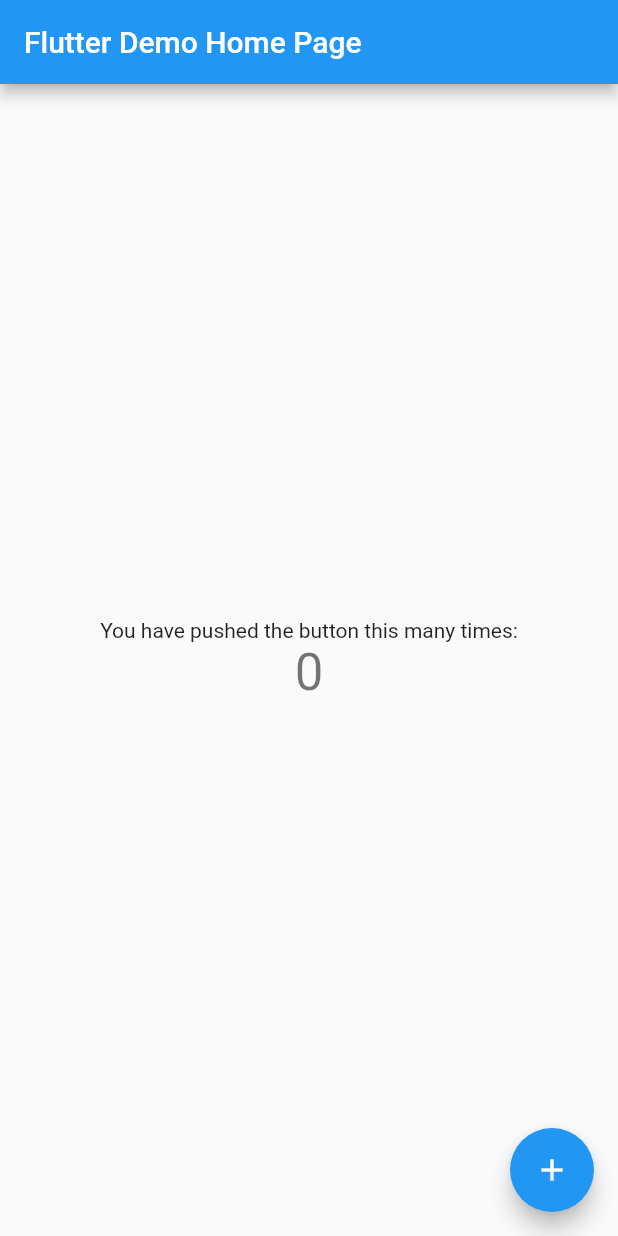
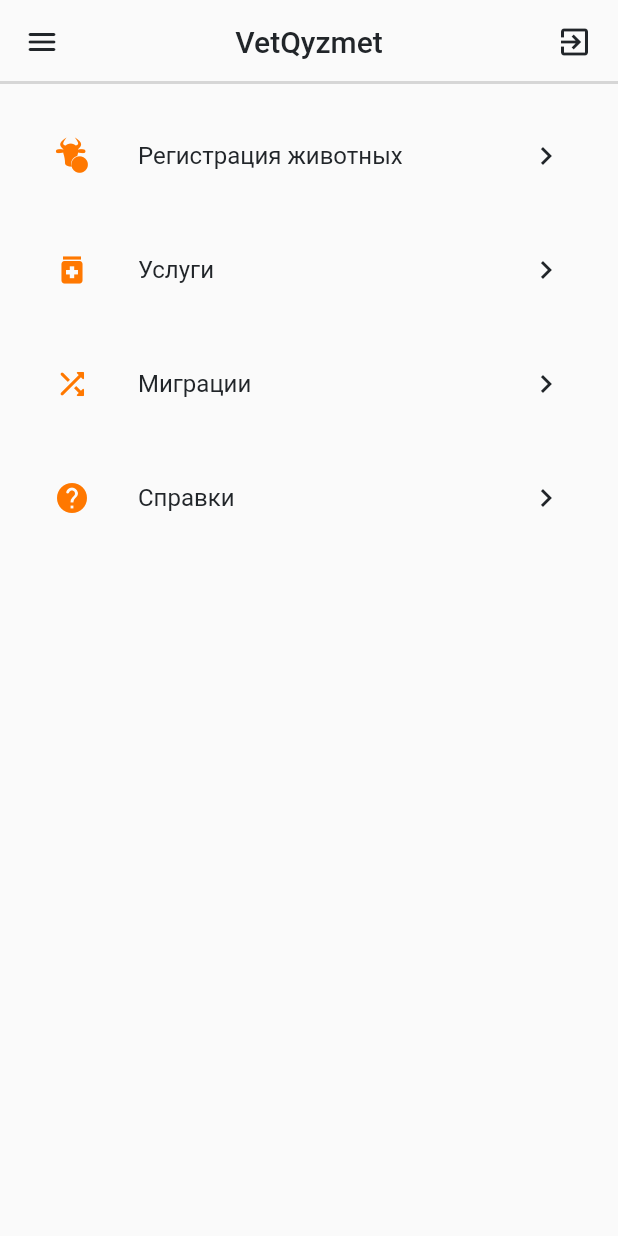
Before and after one commit to ziplenok/flutter-vetapp-, a Flutter app: the screen it shows after launch, on a phone screen of 412 x 824 dp. Run offline on Flutter 3.47's test engine with Material 2 defaults, Android fonts, the phone set to English and light mode, and no system bars.

Commit message:
updated project with main screen

```diff
--- /dev/null
+++ b/vet_project/lib/app_constants.dart
@@ -0,0 +1,13 @@
+// ignore_for_file: use_full_hex_values_for_flutter_colors
+
+import 'package:flutter/material.dart';
+
+
+// Константы для приложения
+
+class AppColors {
+
+  static const Color PRIMARY_COLOR = Color(0xffe5e5e5);
+  static const Color ACCENT_COLOR = Color(0xffff7800);
+  static const Color GREY_COLOR = Color(0xff212529);
+}
--- /dev/null
+++ b/vet_project/lib/assest/vet_icons_icons.dart
@@ -0,0 +1,30 @@
+/// Flutter icons VetIcons
+/// Copyright (C) 2021 by original authors @ fluttericon.com, fontello.com
+/// This font was generated by FlutterIcon.com, which is derived from Fontello.
+///
+/// To use this font, place it in your fonts/ directory and include the
+/// following in your pubspec.yaml
+///
+/// flutter:
+///   fonts:
+///    - family:  VetIcons
+///      fonts:
+///       - asset: fonts/VetIcons.ttf
+///
+///
+///+++++++++++++++++++++++++/////
+///
+/// Custom Icons From Figma /////
+import 'package:flutter/widgets.dart';
+
+class VetIcons {
+  VetIcons._();
+
+  static const _kFontFam = 'VetIcons';
+  static const String? _kFontPkg = null;
+
+/// иконка для Регистрации животный
+  static const IconData vet_animal_registration = IconData(0xe800, fontFamily: _kFontFam, fontPackage: _kFontPkg);
+/// иконка для Миграций(пока не работает)
+  static const IconData vet_reference = IconData(0xe800, fontFamily: _kFontFam, fontPackage: _kFontPkg);
+}
--- a/vet_project/lib/main.dart
+++ b/vet_project/lib/main.dart
@@ -1,115 +1,14 @@
 import 'package:flutter/material.dart';
 
-void main() {
-  runApp(const MyApp());
-}
+import 'main_screen.dart';
 
-class MyApp extends StatelessWidget {
-  const MyApp({Key? key}) : super(key: key);
 
-  // This widget is the root of your application.
+void main() => runApp(StaticApp());
+class StaticApp extends StatelessWidget {
  @override
  Widget build(BuildContext context) {
  return MaterialApp(
-      title: 'Flutter Demo',
-      theme: ThemeData(
-        // This is the theme of your application.
-        //
-        // Try running your application with "flutter run". You'll see the
-        // application has a blue toolbar. Then, without quitting the app, try
-        // changing the primarySwatch below to Colors.green and then invoke
-        // "hot reload" (press "r" in the console where you ran "flutter run",
-        // or simply save your changes to "hot reload" in a Flutter IDE).
-        // Notice that the counter didn't reset back to zero; the application
-        // is not restarted.
-        primarySwatch: Colors.blue,
-      ),
-      home: const MyHomePage(title: 'Flutter Demo Home Page'),
+ home: MainScreen(),
  );
  }
 }
-
-class MyHomePage extends StatefulWidget {
-  const MyHomePage({Key? key, required this.title}) : super(key: key);
-
-  // This widget is the home page of your application. It is stateful, meaning
-  // that it has a State object (defined below) that contains fields that affect
-  // how it looks.
-
-  // This class is the configuration for the state. It holds the values (in this
-  // case the title) provided by the parent (in this case the App widget) and
-  // used by the build method of the State. Fields in a Widget subclass are
-  // always marked "final".
-
-  final String title;
-
-  @override
-  State<MyHomePage> createState() => _MyHomePageState();
-}
-
-class _MyHomePageState extends State<MyHomePage> {
-  int _counter = 0;
-
-  void _incrementCounter() {
-    setState(() {
-      // This call to setState tells the Flutter framework that something has
-      // changed in this State, which causes it to rerun the build method below
-      // so that the display can reflect the updated values. If we changed
-      // _counter without calling setState(), then the build method would not be
-      // called again, and so nothing would appear to happen.
-      _counter++;
-    });
-  }
-
-  @override
-  Widget build(BuildContext context) {
-    // This method is rerun every time setState is called, for instance as done
-    // by the _incrementCounter method above.
-    //
-    // The Flutter framework has been optimized to make rerunning build methods
-    // fast, so that you can just rebuild anything that needs updating rather
-    // than having to individually change instances of widgets.
-    return Scaffold(
-      appBar: AppBar(
-        // Here we take the value from the MyHomePage object that was created by
-        // the App.build method, and use it to set our appbar title.
-        title: Text(widget.title),
-      ),
-      body: Center(
-        // Center is a layout widget. It takes a single child and positions it
-        // in the middle of the parent.
-        child: Column(
-          // Column is also a layout widget. It takes a list of children and
-          // arranges them vertically. By default, it sizes itself to fit its
-          // children horizontally, and tries to be as tall as its parent.
-          //
-          // Invoke "debug painting" (press "p" in the console, choose the
-          // "Toggle Debug Paint" action from the Flutter Inspector in Android
-          // Studio, or the "Toggle Debug Paint" command in Visual Studio Code)
-          // to see the wireframe for each widget.
-          //
-          // Column has various properties to control how it sizes itself and
-          // how it positions its children. Here we use mainAxisAlignment to
-          // center the children vertically; the main axis here is the vertical
-          // axis because Columns are vertical (the cross axis would be
-          // horizontal).
-          mainAxisAlignment: MainAxisAlignment.center,
-          children: <Widget>[
-            const Text(
-              'You have pushed the button this many times:',
-            ),
-            Text(
-              '$_counter',
-              style: Theme.of(context).textTheme.headline4,
-            ),
-          ],
-        ),
-      ),
-      floatingActionButton: FloatingActionButton(
-        onPressed: _incrementCounter,
-        tooltip: 'Increment',
-        child: const Icon(Icons.add),
-      ), // This trailing comma makes auto-formatting nicer for build methods.
-    );
-  }
-}
--- /dev/null
+++ b/vet_project/lib/main_listview.dart
@@ -0,0 +1,67 @@
+import 'package:flutter/cupertino.dart';
+import 'package:flutter/material.dart';
+import 'package:vet_project/app_constants.dart';
+import 'package:vet_project/assest/vet_icons_icons.dart';
+
+// import 'package:vet_project/veticons_icons.dart';
+
+// Main content of first screen after authorization
+class MainListView extends StatelessWidget {
+  const MainListView({Key? key}) : super(key: key);
+
+  @override
+  Widget build(BuildContext context) {
+    double height;
+    return
+    Material(
+    child: ListView(
+      padding: const EdgeInsets.fromLTRB(20, 0, 20, 0),
+      children: <Widget>[
+        const SizedBox(height: 20,),
+        buildMenuItem(
+          text: 'Регистрация животных',
+          mainIcon: VetIcons.vet_animal_registration,
+          trailingIcon: Icons.navigate_next
+        ),
+         const SizedBox(height: 20,),
+        buildMenuItem(
+          text: 'Услуги',
+          mainIcon: Icons.medication,
+          trailingIcon: Icons.navigate_next
+        ),
+         const SizedBox(height: 20,),
+        buildMenuItem(
+          text: 'Миграции',
+          mainIcon: Icons.shuffle_rounded,
+          trailingIcon: Icons.navigate_next
+        ),
+         const SizedBox(height: 20,),
+        buildMenuItem(
+          text: 'Справки',
+          mainIcon: Icons.help_rounded,
+          trailingIcon: Icons.navigate_next
+        ),
+      ],
+    )
+    );
+  }
+}
+
+
+Widget buildMenuItem({
+  required String text,
+  required IconData mainIcon,
+  required IconData trailingIcon,
+}) {
+
+    final hoverColor = Color(0xffdee2e6);
+    return ListTile(
+      leading: Icon(mainIcon ,color: AppColors.ACCENT_COLOR,),
+      title: Text(text, style: const TextStyle(color: AppColors.GREY_COLOR),
+      ),
+      trailing: Icon(trailingIcon, color: AppColors.GREY_COLOR),
+       hoverColor: hoverColor,
+       onTap: () {},
+    );
+
+}
--- /dev/null
+++ b/vet_project/lib/main_screen.dart
@@ -0,0 +1,32 @@
+import 'package:flutter/material.dart';
+import 'package:flutter/services.dart';
+import 'package:vet_project/app_constants.dart' ;
+
+import 'main_listview.dart';
+
+class MainScreen extends StatelessWidget {
+  @override
+  Widget build(BuildContext context) {
+    return Scaffold(
+      appBar: AppBar(
+        backgroundColor: Colors.transparent,
+        elevation: 0,
+        title:const Text("VetQyzmet", style: TextStyle(color: AppColors.GREY_COLOR)),
+        centerTitle: true,
+        leading: const Icon(Icons.menu_rounded, color: AppColors.GREY_COLOR),
+        actions: const [
+          IconButton(
+            icon:  Icon(Icons.exit_to_app, color: AppColors.GREY_COLOR),
+                padding: EdgeInsets.only(right: 10.0),
+                onPressed: null),
+        ],
+        shape: Border(bottom: BorderSide(
+          color: Colors.grey[350]!,
+          width: 2)
+          ),
+        ),
+      body: const MainListView()
+    );
+  }
+
+}
--- /dev/null
+++ b/vet_project/lib/vet_icons_icons.dart
@@ -0,0 +1,30 @@
+/// Flutter icons VetIcons
+/// Copyright (C) 2021 by original authors @ fluttericon.com, fontello.com
+/// This font was generated by FlutterIcon.com, which is derived from Fontello.
+///
+/// To use this font, place it in your fonts/ directory and include the
+/// following in your pubspec.yaml
+///
+/// flutter:
+///   fonts:
+///    - family:  VetIcons
+///      fonts:
+///       - asset: fonts/VetIcons.ttf
+///
+///
+///+++++++++++++++++++++++++/////
+///
+/// Custom Icons From Figma /////
+import 'package:flutter/widgets.dart';
+
+class VetIcons {
+  VetIcons._();
+
+  static const _kFontFam = 'VetIcons';
+  static const String? _kFontPkg = null;
+
+/// иконка для Регистрации животный
+  static const IconData vet_animal_registration = IconData(0xe800, fontFamily: _kFontFam, fontPackage: _kFontPkg);
+/// иконка для Миграций(пока не работает)
+  static const IconData vet_reference = IconData(0xe800, fontFamily: _kFontFam, fontPackage: _kFontPkg);
+}
```
Also changed, not shown: vet_project/pubspec.yaml (+11 -9 lines), vet_project/assets/VetIcons.ttf (added), 1 other file. Lines whose indentation alone changed are shown as unchanged.
